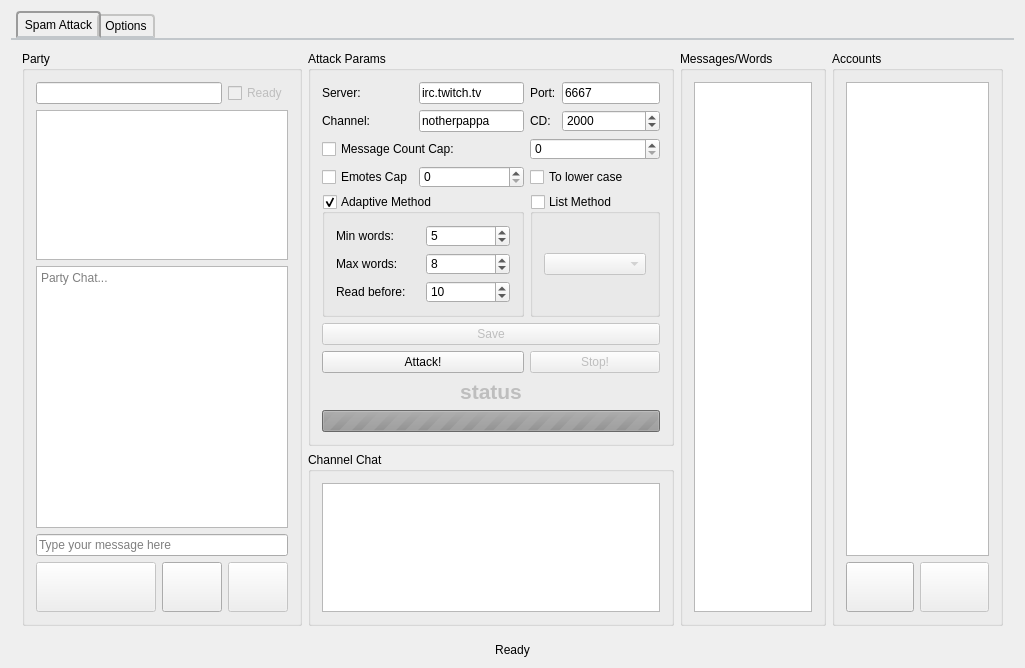
First picture: the form in mainwindow.ui, repository SpaceWind/cyber_jihad_bot_client, before the edit.
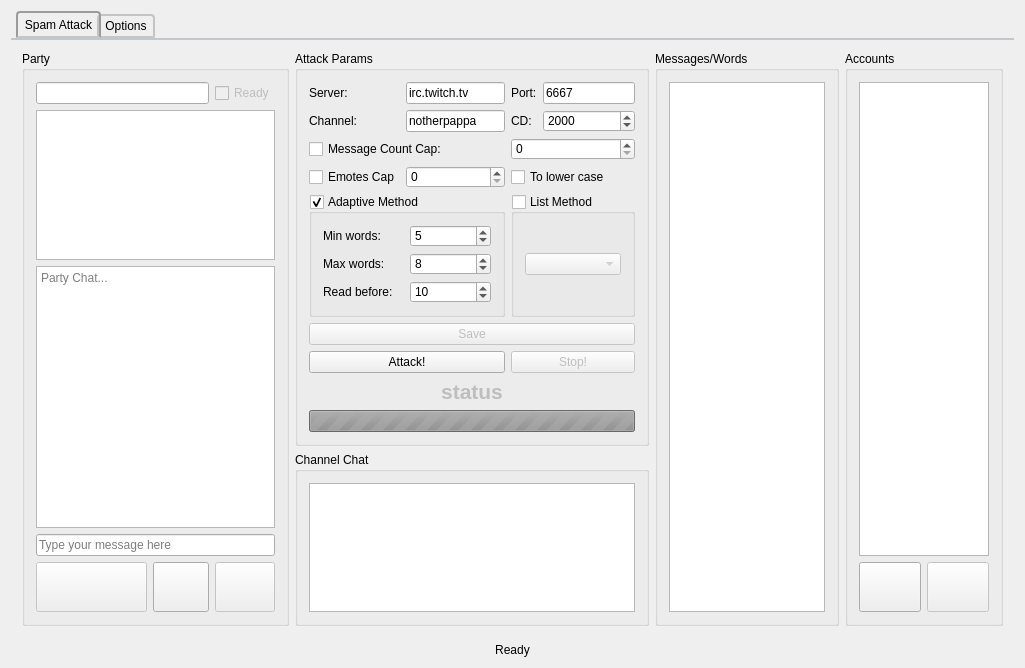
Second picture: the form after the edit. Icons and pictures are not drawn.

```diff
--- a/mainwindow.ui
+++ b/mainwindow.ui
@@ -656,7 +656,7 @@
          <widget class="QGroupBox" name="Words_box">
           <property name="maximumSize">
            <size>
-            <width>150</width>
+            <width>200</width>
             <height>16777215</height>
            </size>
           </property>
```
Left out of the diff: 6 changed lines with no effect on the pictures.
